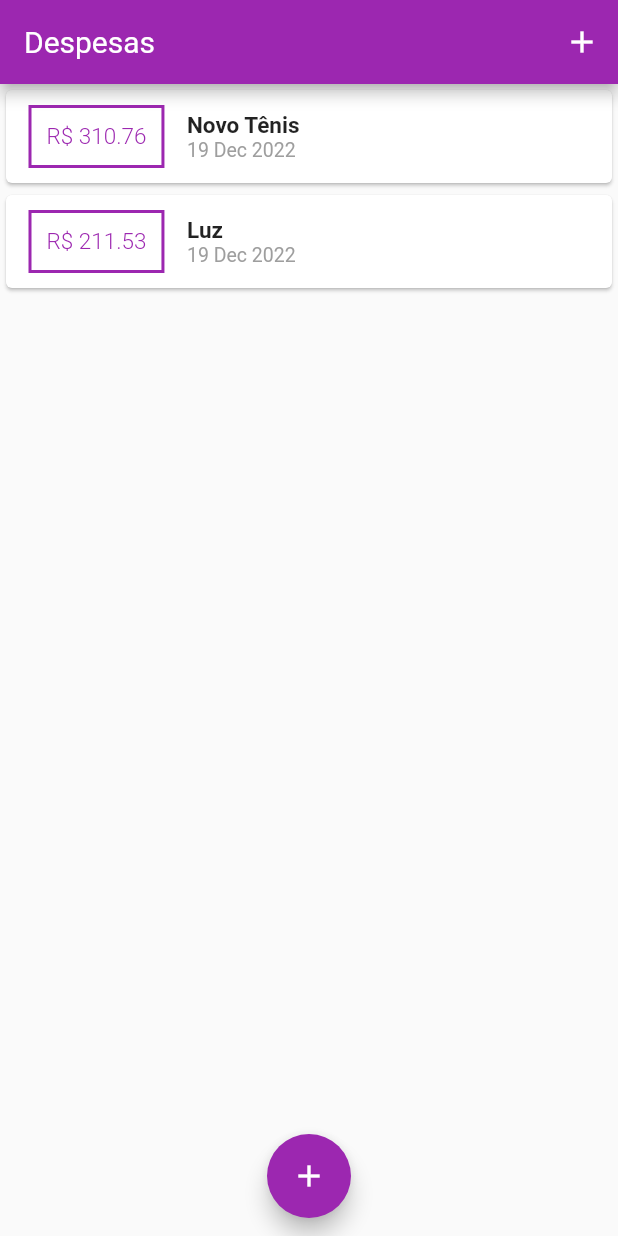
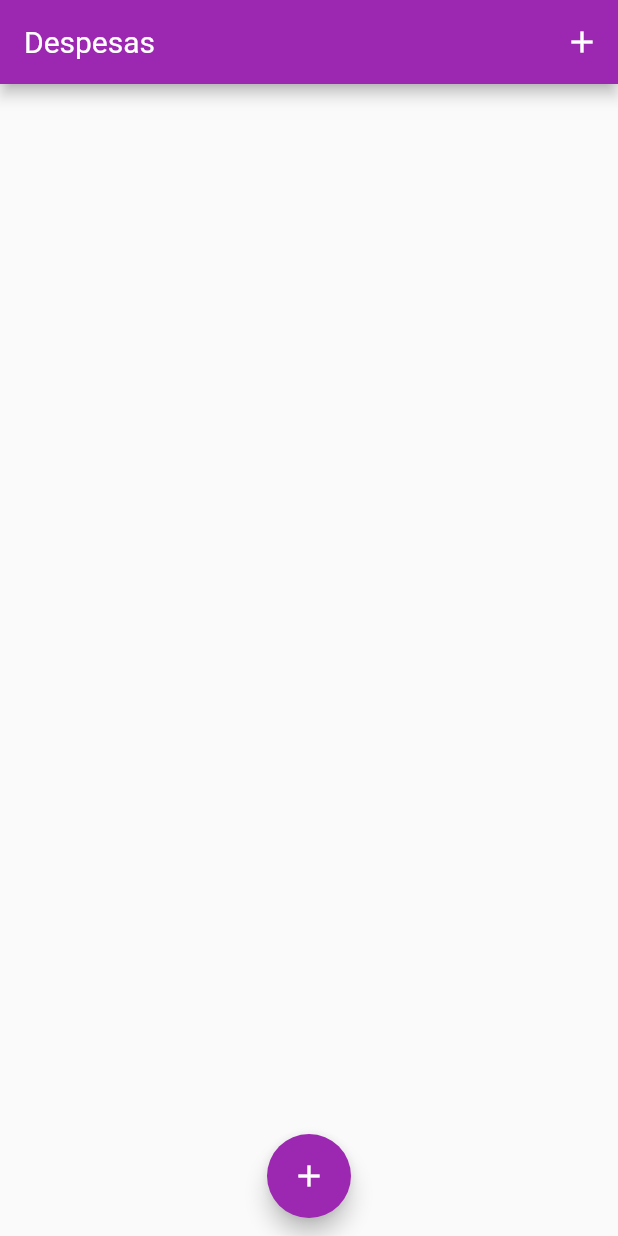
Before and after one commit to menesesdev/Despesas_Pessoais, a Flutter app: the screen it shows after launch, on a phone screen of 412 x 824 dp. Run offline on Flutter 3.47's test engine with Material 2 defaults, Android fonts, the phone set to English and light mode, and no system bars.

Commit message:
Retirando as 2 primeiras transações estáticas

```diff
--- a/lib/main.dart
+++ b/lib/main.dart
@@ -31,19 +31,19 @@ class MyHomePage extends StatefulWidget {
 }
 
 class _MyHomePageState extends State<MyHomePage> {
-  final _transactions = [
-    Transaction(
-      id: 't1',
-      title: 'Novo Tênis',
-      value: 310.76,
-      date: DateTime.now(),
-    ),
-    Transaction(
-      id: 't2',
-      title: 'Luz',
-      value: 211.53,
-      date: DateTime.now(),
-    ),
+  final List <Transaction> _transactions = [
+    // Transaction(
+    //   id: 't1',
+    //   title: 'Novo Tênis',
+    //   value: 310.76,
+    //   date: DateTime.now(),
+    // ),
+    // Transaction(
+    //   id: 't2',
+    //   title: 'Luz',
+    //   value: 211.53,
+    //   date: DateTime.now(),
+    // ),
   ];
 
   _addTransaction(String title, double value) {
```
